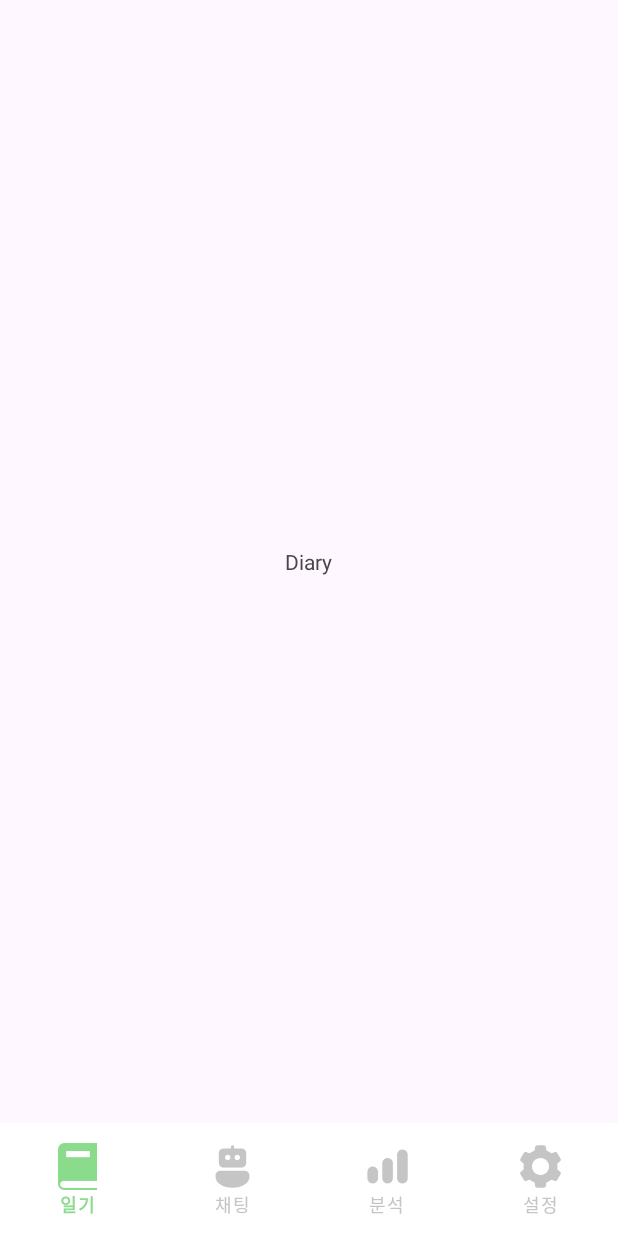
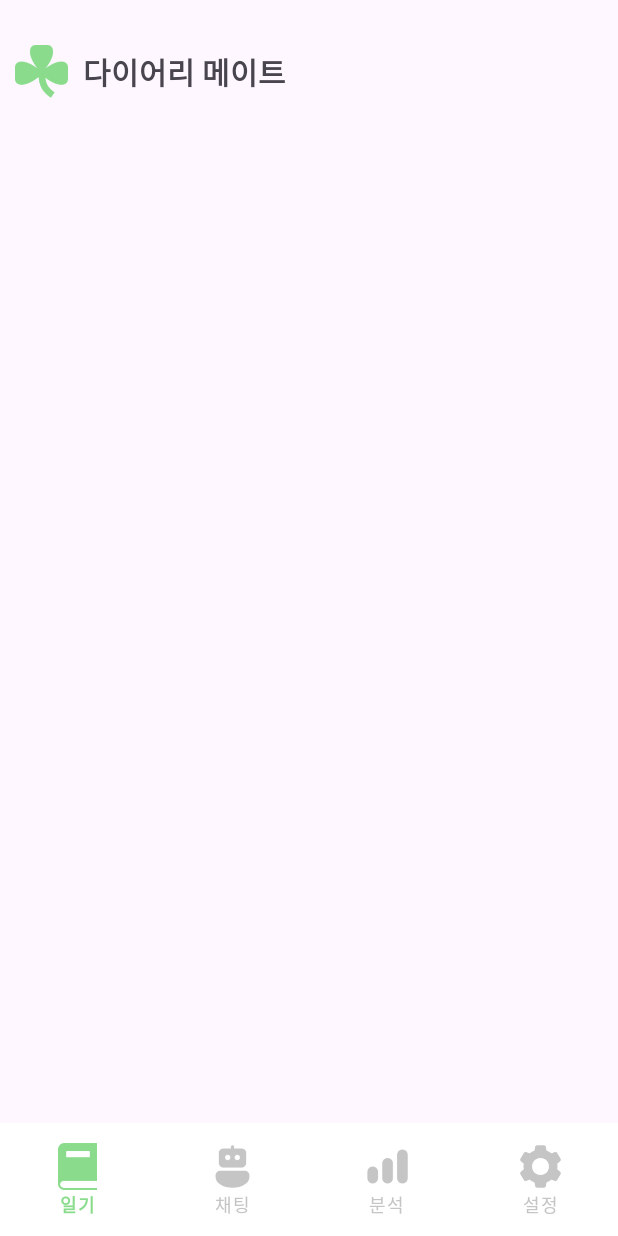
Before and after one commit to KU-diarymate/android_diarymate, an Android app: the screen it shows after launch (MainActivity), on a phone screen of 412 x 824 dp. Run offline under Robolectric (Android 15) with nearby library versions, the phone set to English and light mode, and no system bars.

Commit message:
continuing diary acitivy work

```diff
--- a/app/src/main/res/layout/fragment_diary.xml
+++ b/app/src/main/res/layout/fragment_diary.xml
@@ -4,13 +4,26 @@
     android:layout_height="match_parent"
     xmlns:app="http://schemas.android.com/apk/res-auto">
 
+    <ImageView
+        android:id="@+id/diary_icon_iv"
+        android:layout_width="35dp"
+        android:layout_height="35dp"
+        app:layout_constraintStart_toStartOf="parent"
+        app:layout_constraintTop_toTopOf="parent"
+        android:layout_marginTop="30dp"
+        android:layout_marginStart="10dp"
+        android:src="@drawable/icon_clover"
+        app:tint="@color/green_theme"/>
+
     <TextView
         android:layout_width="wrap_content"
         android:layout_height="wrap_content"
-        android:text="Diary"
-        app:layout_constraintBottom_toBottomOf="parent"
-        app:layout_constraintEnd_toEndOf="parent"
-        app:layout_constraintStart_toStartOf="parent"
-        app:layout_constraintTop_toTopOf="parent" />
+        android:text="다이어리 메이트"
+        app:layout_constraintTop_toTopOf="@id/diary_icon_iv"
+        app:layout_constraintBottom_toBottomOf="@id/diary_icon_iv"
+        app:layout_constraintStart_toEndOf="@id/diary_icon_iv"
+        android:layout_marginStart="10dp"
+        android:textSize="20dp"
+        android:textStyle="bold"/>
 
 </androidx.constraintlayout.widget.ConstraintLayout>
--- a/app/src/main/res/values/themes.xml
+++ b/app/src/main/res/values/themes.xml
@@ -1,7 +1,7 @@
 <resources xmlns:tools="http://schemas.android.com/tools">
     <!-- Base application theme. -->
     <style name="Base.Theme.ScrapIT" parent="Theme.Material3.DayNight.NoActionBar">
-        <item name="android:statusBarColor">@color/black</item>
+        <item name="android:statusBarColor">@color/white</item>
         <item name="fontFamily">sans-serif</item>
     </style>
 
```
Also changed, not shown: app/src/main/res/font/font.xml (added, +12 -0 lines), app/src/main/res/drawable/icon_calendar.png (added), app/src/main/res/drawable/icon_clover.png (added), 9 other files.
